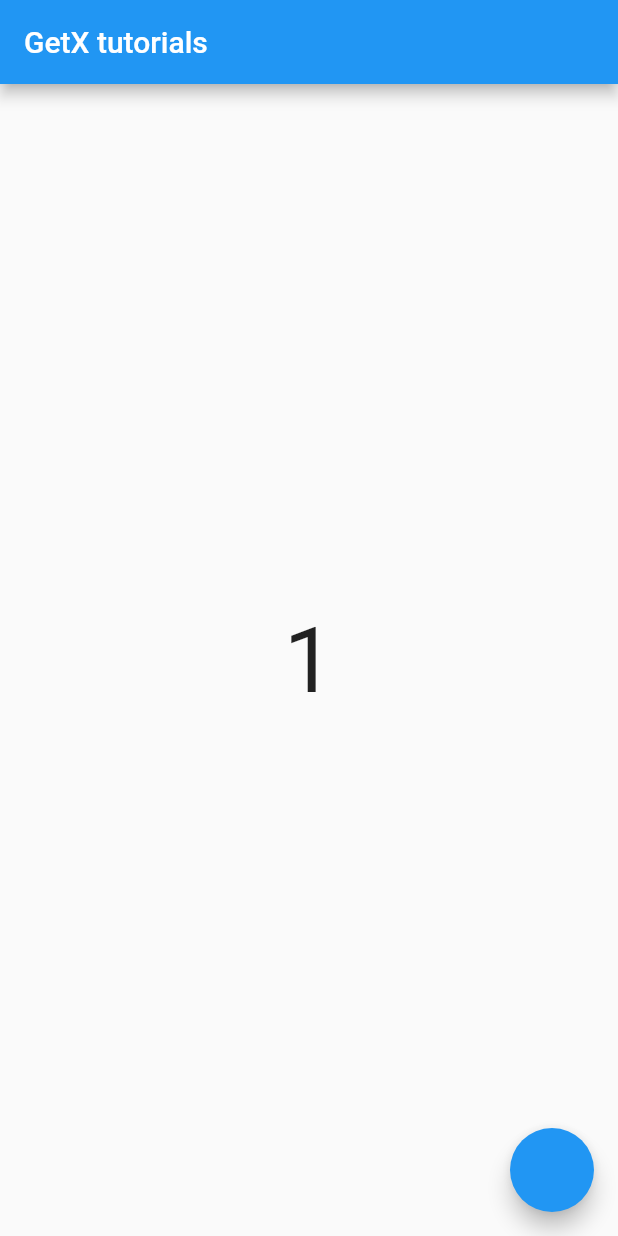
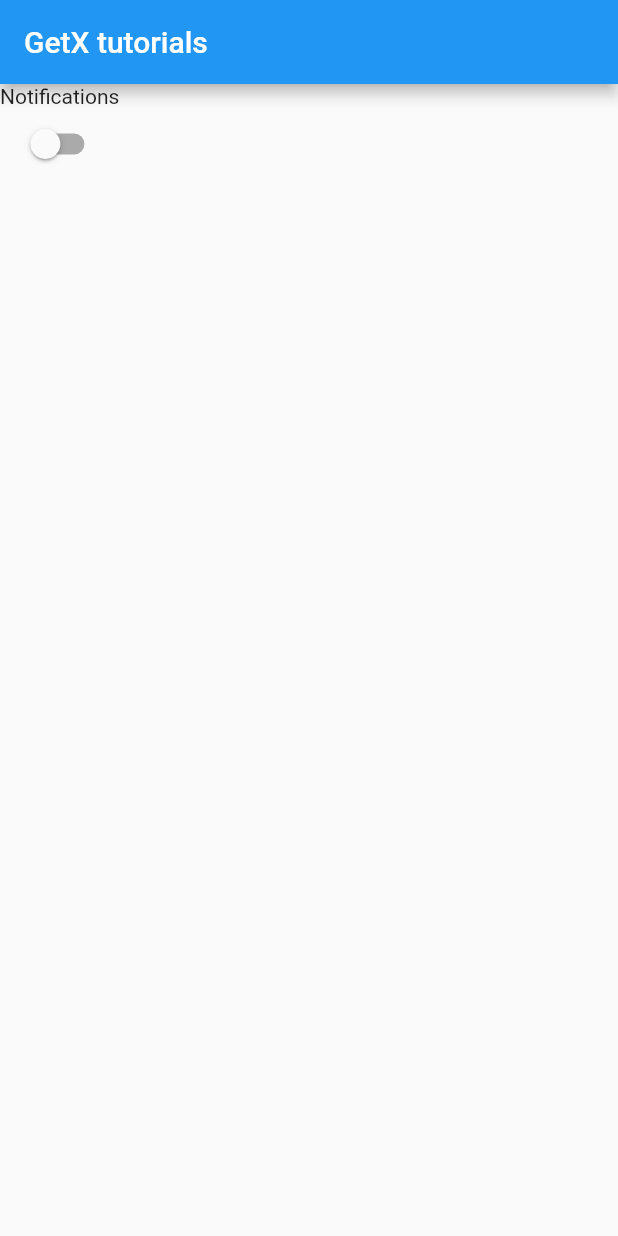
Before and after one commit to jaythanki18/Flutter_GetX, a Flutter app: the screen it shows after launch, on a phone screen of 412 x 824 dp. Run offline on Flutter 3.47's test engine with Material 2 defaults, Android fonts, the phone set to English and light mode, and no system bars; our stand-ins replace get.

Commit message:
GetX state management_2 notification controller

```diff
--- a/lib/counter_controller.dart
+++ b/lib/counter_controller.dart
@@ -1,11 +1,11 @@
 import 'package:get/get_state_manager/get_state_manager.dart';
 import 'package:get/get.dart';
 
-class CounterController extends GetxController{
-  RxInt counter=1.obs;
+class NotificationController extends GetxController{
+  RxBool notification=false.obs;
 
-  incrementCounter(){
-    counter.value++;
-    print(counter.value);
+  setNotification(value){
+    notification.value=value;
+    print(notification.value);
   }
 }
--- a/lib/home_screen.dart
+++ b/lib/home_screen.dart
@@ -10,8 +10,9 @@ class HomeScreen extends StatefulWidget {
 }
 
 class _HomeScreenState extends State<HomeScreen> {
-  final CounterController controller=Get.put(CounterController());
 
+  NotificationController controller=Get.put(NotificationController());
+  bool notification=false;
   @override
   void initState() {
     // TODO: implement initState
@@ -24,16 +25,14 @@ class _HomeScreenState extends State<HomeScreen> {
       appBar: AppBar(
         title: Text("GetX tutorials"),
       ),
-      body: Center(
-        child: Obx((){
-          return Text(controller.counter.toString(),style: TextStyle(fontSize: 60),);
-        }),
-      ),
-      floatingActionButton: FloatingActionButton(
-        onPressed: (){
-          controller.incrementCounter();
-        },
-      ),
+      body: Column(
+        children: [
+          Text("Notifications"),
+          Obx(() => Switch(value: controller.notification.value, onChanged: (value){
+            controller.setNotification(value);
+          }))
+        ],
+      )
     );
   }
 }
```
